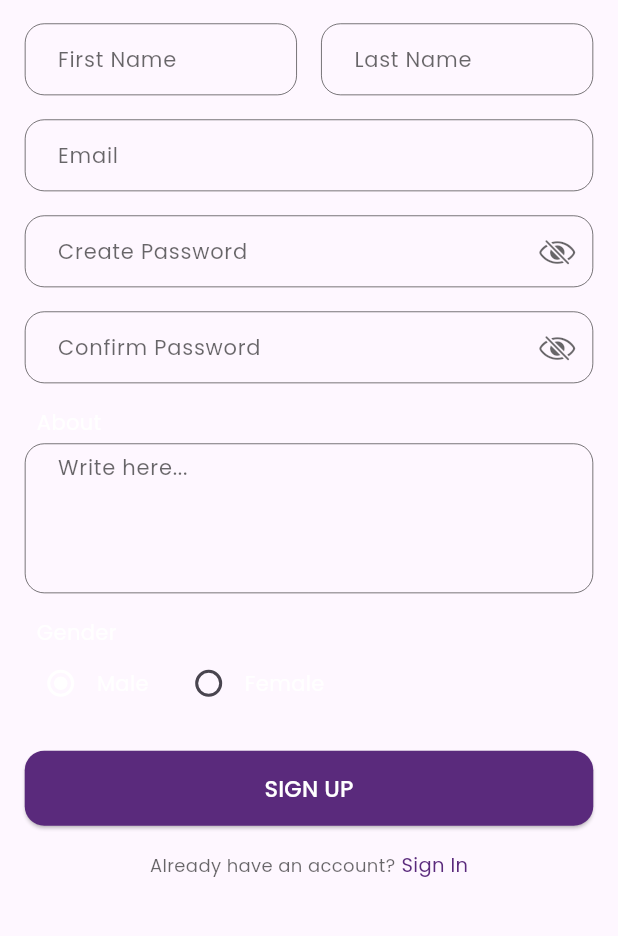
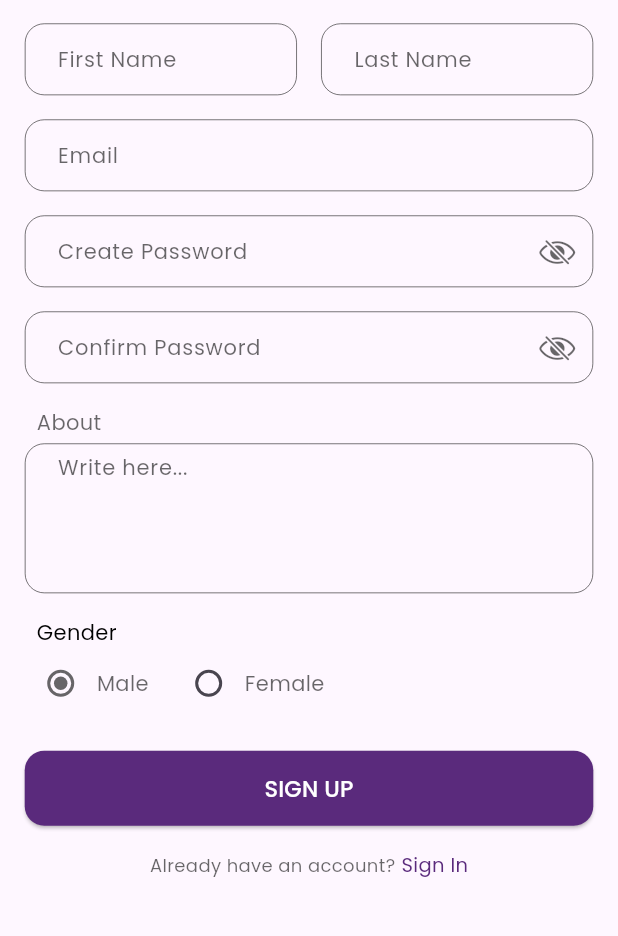
Before and after one commit to Waqas0321/Personal-AI-Life-Assistant, a Flutter app: the SignUpScreen screen opened by its route, on a phone screen of 412 x 824 dp, the part 253-1189 px from its top. Run offline on Flutter 3.47's test engine with Material 3 defaults, Android fonts, the light colour scheme and no system bars; our stand-ins replace cloud_firestore, firebase_auth, firebase_core, firebase_storage, fluttertoast, gap and 4 more; accounts and stored records are empty.

Commit message:
Unth UI Modifications update

```diff
--- a/lib/data/providers/firebase_storage.dart
+++ b/lib/data/providers/firebase_storage.dart
@@ -10,7 +10,7 @@
   Future<void> uploadImage(File image) async {
     try {
       String fileName = DateTime.now().millisecondsSinceEpoch.toString();
-      Reference ref = storage.ref().child("tellMe_uploads/$fileName.jpg");
+      Reference ref = storage.ref().child("personal_ai_uploads/$fileName.jpg");
 
       UploadTask uploadTask = ref.putFile(image);
       TaskSnapshot snapshot = await uploadTask;
--- a/lib/faetures/auth/forget_password/view/forget_password_screen.dart
+++ b/lib/faetures/auth/forget_password/view/forget_password_screen.dart
@@ -27,7 +27,7 @@ class ForgetPasswordScreen extends StatelessWidget {
               children: [
                 const CustomTextWidget(
                   text: "Reset Password!",
-                  textColor: AppColors.white,
+                  textColor: AppColors.black,
                   textOverflow: TextOverflow.visible,
                   fontSize: 28,
                   fontWeight: FontWeight.w600,
@@ -38,7 +38,7 @@ class ForgetPasswordScreen extends StatelessWidget {
                   child: const CustomTextWidget(
                     text:
                         "Please enter your account email to reset your password!",
-                    textColor: AppColors.whitish,
+                    textColor: AppColors.blackish,
                     textOverflow: TextOverflow.visible,
                   ),
                 ),
--- a/lib/faetures/auth/sign_up/controller/signup_controller.dart
+++ b/lib/faetures/auth/sign_up/controller/signup_controller.dart
@@ -52,7 +52,7 @@ class SignUpController extends GetxController {
                   selectedGender: selectedGender.value);
               await fireStore
                   .storeDataWithUserID(
-                  collectionName: "tellMe_users",
+                  collectionName: "personal_ai_users",
                   data: user,
                   toJson: (user) => user.toJson())
                   .then(
--- a/lib/faetures/auth/sign_up/view/sign_up_screen.dart
+++ b/lib/faetures/auth/sign_up/view/sign_up_screen.dart
@@ -156,7 +156,7 @@ class SignUpScreen extends StatelessWidget {
                           child: CustomTextWidget(
                             textAlign: TextAlign.start,
                             text: '  About',
-                            textColor: AppColors.white,
+                            textColor: AppColors.blackish,
                           ),
                         ),
                         const Gap(4),
@@ -178,7 +178,7 @@ class SignUpScreen extends StatelessWidget {
                           child: CustomTextWidget(
                             textAlign: TextAlign.start,
                             text: '  Gender',
-                            textColor: AppColors.white,
+                            textColor: AppColors.black,
                           ),
                         ),
                         Row(
@@ -186,7 +186,7 @@ class SignUpScreen extends StatelessWidget {
                           children: [
                             Obx(() => Radio(
                                   value: 'Male',
-                                  activeColor: AppColors.white,
+                                  activeColor: AppColors.blackish,
                                   groupValue: controller.selectedGender.value,
                                   onChanged: (value) =>
                                       controller.selectedGender.value = value!,
@@ -194,12 +194,12 @@ class SignUpScreen extends StatelessWidget {
                             const CustomTextWidget(
                               textAlign: TextAlign.start,
                               text: 'Male',
-                              textColor: AppColors.white,
+                              textColor: AppColors.blackish,
                             ),
                             const Gap(16),
                             Obx(() => Radio(
                                   value: 'Female',
-                                  activeColor: AppColors.white,
+                                  activeColor: AppColors.blackish,
                                   groupValue: controller.selectedGender.value,
                                   onChanged: (value) =>
                                       controller.selectedGender.value = value!,
@@ -207,7 +207,7 @@ class SignUpScreen extends StatelessWidget {
                             const CustomTextWidget(
                               textAlign: TextAlign.start,
                               text: 'Female',
-                              textColor: AppColors.white,
+                              textColor: AppColors.blackish,
                             ),
                           ],
                         ),
```
